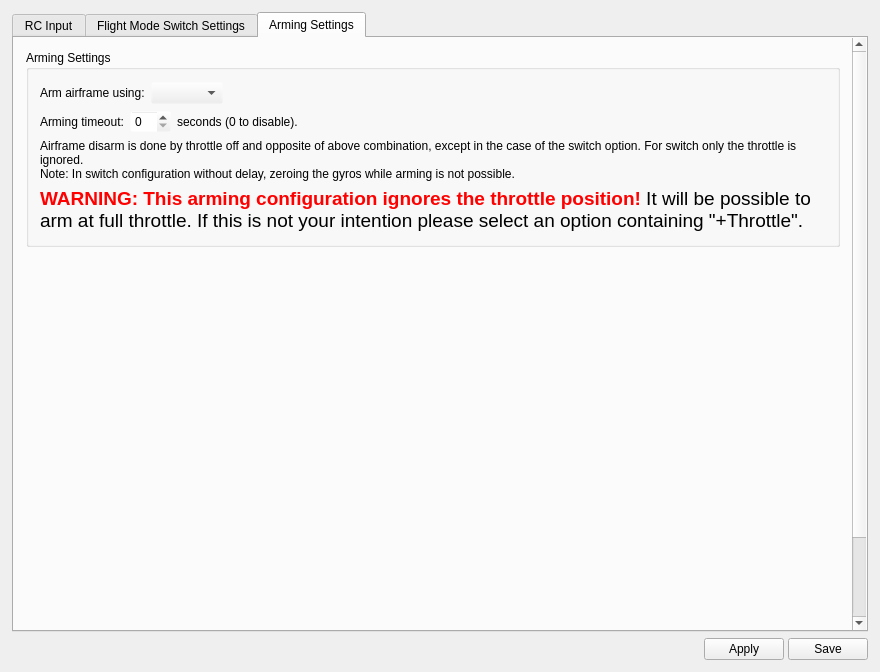
d-ronin/dRonin, file ground/gcs/src/plugins/config/input.ui: the form before one commit.
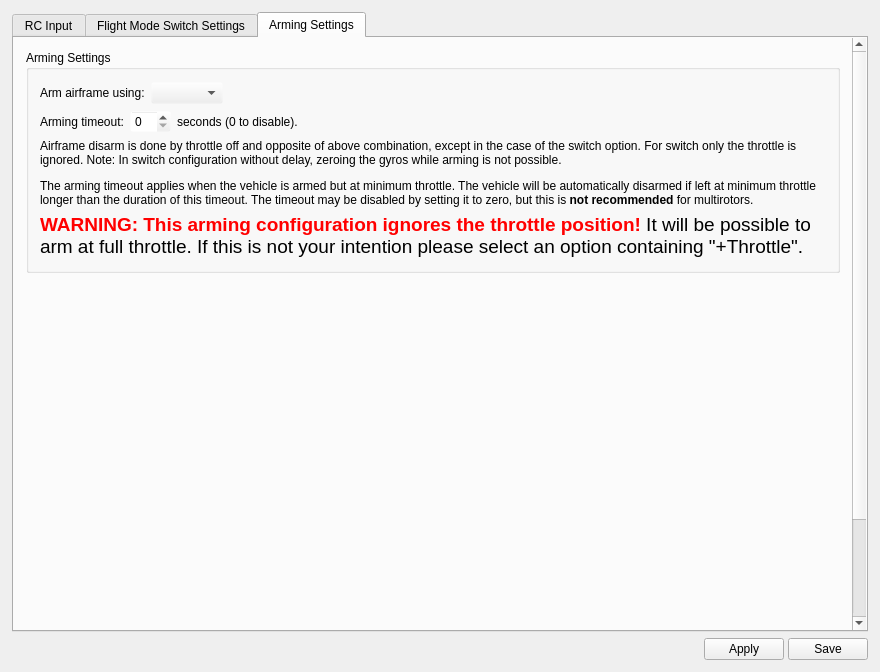
The form after the commit. The open tabs and pages were chosen to show the change. Icons and pictures are not drawn.

Commit message:
GCS:Config:Input: Add description of arming timeout
Fixes #427

```diff
--- a/ground/gcs/src/plugins/config/input.ui
+++ b/ground/gcs/src/plugins/config/input.ui
@@ -1517,8 +1517,7 @@
               <item>
                <widget class="QLabel" name="label_3">
                 <property name="text">
-                 <string>Airframe disarm is done by throttle off and opposite of above combination, except in the case of the switch option. For switch only the throttle is ignored.
-Note: In switch configuration without delay, zeroing the gyros while arming is not possible.</string>
+                 <string>&lt;html&gt;&lt;head/&gt;&lt;body&gt;&lt;p&gt;Airframe disarm is done by throttle off and opposite of above combination, except in the case of the switch option. For switch only the throttle is ignored. Note: In switch configuration without delay, zeroing the gyros while arming is not possible. &lt;/p&gt;&lt;p&gt;The arming timeout applies when the vehicle is armed but at minimum throttle. The vehicle will be automatically disarmed if left at minimum throttle longer than the duration of this timeout. The timeout may be disabled by setting it to zero, but this is &lt;span style=&quot; font-weight:600;&quot;&gt;not recommended&lt;/span&gt; for multirotors.&lt;/p&gt;&lt;/body&gt;&lt;/html&gt;</string>
                 </property>
                 <property name="wordWrap">
                  <bool>true</bool>
```
Left out of the diff: 5 changed lines with no effect on the pictures.
